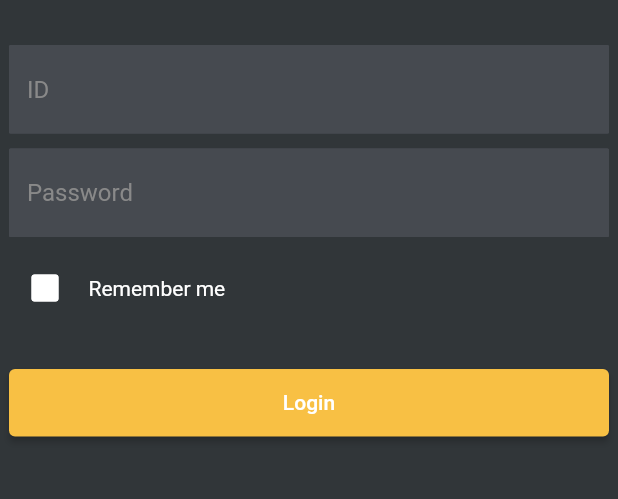
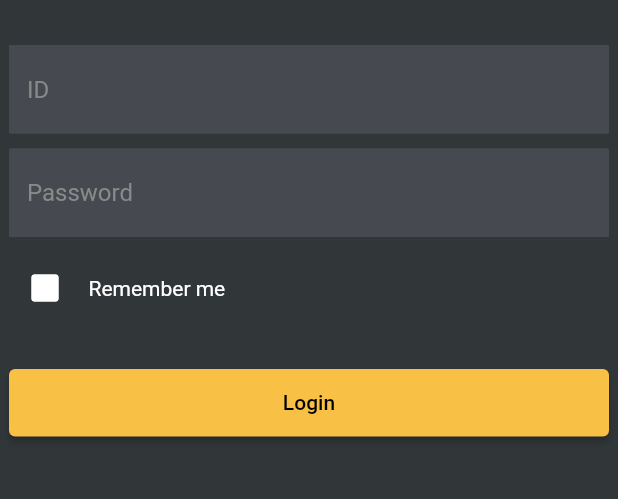
Before and after one commit to EATSIM/EATSIM-Manager, a Flutter app: the screen it shows after launch, on a phone screen of 412 x 824 dp, the part 517-1016 px from its top. Run offline on Flutter 3.47's test engine with Material 2 defaults, Android fonts, the phone set to English and light mode, and no system bars.

Commit message:
[Feature] Routes, Themes 정의 및 Hide keyboard 위젯 추가

```diff
--- a/lib/main.dart
+++ b/lib/main.dart
@@ -1,5 +1,7 @@
-import 'package:eatsim/screens/login_screen.dart';
+import 'package:eatsim/widgets/hide_keyboard.dart';
 import 'package:flutter/material.dart';
+import 'utils/routes.dart';
+import 'utils/themes.dart';
 
 void main() {
   runApp(const App());
@@ -11,8 +13,13 @@ class App extends StatelessWidget {
   @override
   Widget build(BuildContext context) {
     return MaterialApp(
-      theme: ThemeData(scaffoldBackgroundColor: const Color(0xff313639)),
-      home: const LoginScreen(),
+      debugShowCheckedModeBanner: false,
+      theme: Themes.themeData,
+      builder: (context, child) {
+        return HideKeyboard(child: child!);
+      },
+      initialRoute: Routes.login,
+      routes: routes,
     );
   }
 }
```
